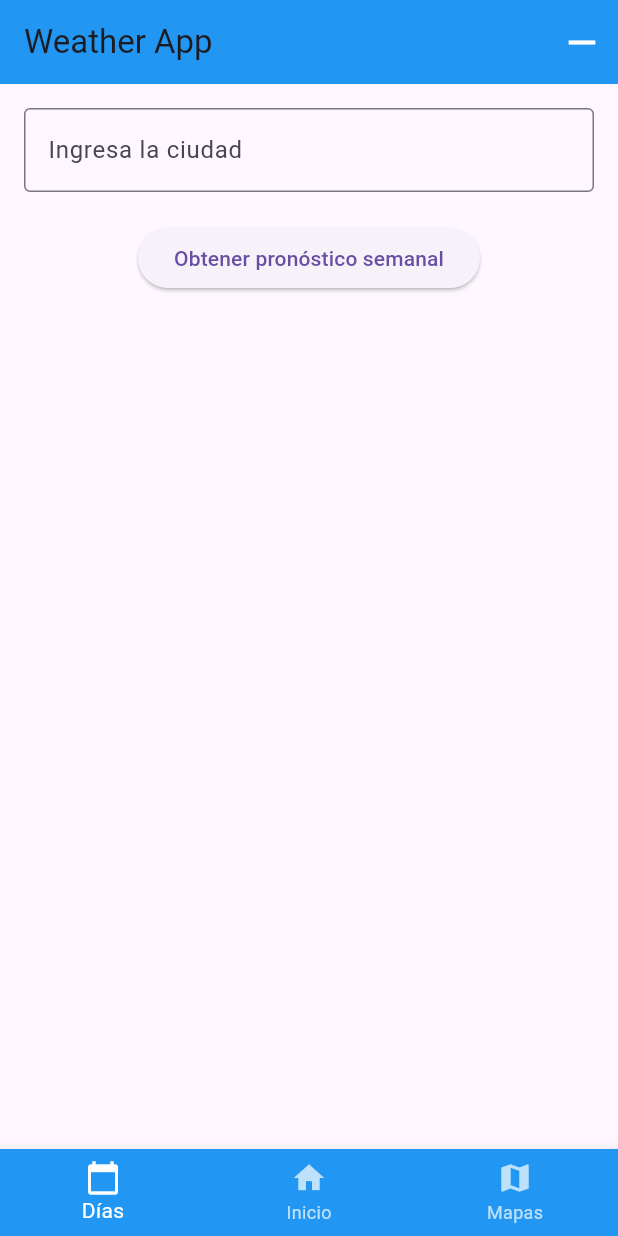
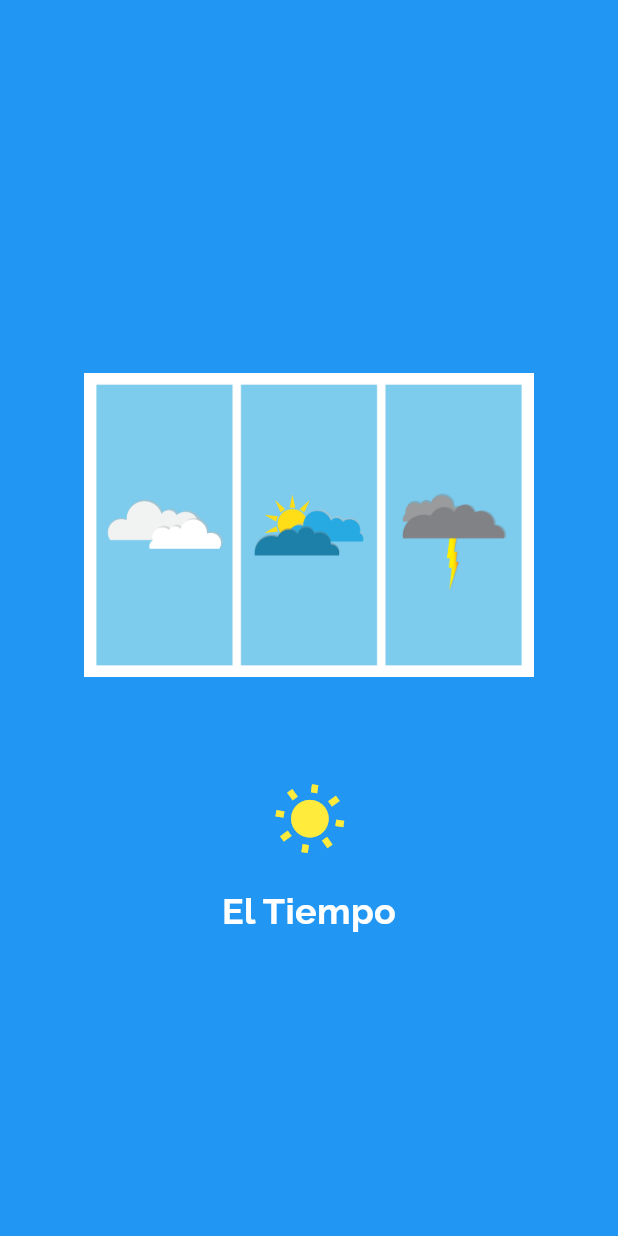
Before and after one commit to accdev96/weatherApp, a Flutter app: the first screen one second after launch, on a phone screen of 412 x 824 dp. Run offline on Flutter 3.47's test engine with Material 3 defaults, Android fonts, the phone set to English and light mode, and no system bars; our stand-ins replace flutter_map, geolocator, google_fonts, latlong2.

```diff
--- a/lib/main.dart
+++ b/lib/main.dart
@@ -1,5 +1,6 @@
 import 'package:flutter/material.dart';
 import 'weather_screen.dart'; // Asegúrate de que este es el archivo donde tienes la clase WeatherScreen
+import 'package:google_fonts/google_fonts.dart';
 
 void main() => runApp(MyApp());
 
@@ -13,7 +14,84 @@ class MyApp extends StatelessWidget {
       theme: ThemeData(
         primarySwatch: Colors.blue,
       ),
-      home: WeatherScreen(),  // Establece WeatherScreen como la pantalla principal
+      home: SplashScreen(), // Cambia la pantalla inicial a SplashScreen
     );
   }
 }
+
+class SplashScreen extends StatefulWidget {
+  @override
+  _SplashScreenState createState() => _SplashScreenState();
+}
+
+class _SplashScreenState extends State<SplashScreen> with SingleTickerProviderStateMixin {
+  late AnimationController _controller;
+
+  @override
+  void initState() {
+    super.initState();
+
+    // Inicializamos el controlador de la animación
+    _controller = AnimationController(
+      duration: Duration(seconds: 2), // Duración de la animación
+      vsync: this,
+    )..repeat(); // Hace que la animación se repita indefinidamente
+
+    // Simula tarea asíncrona, por ejemplo, cargar datos de la API
+    _loadData();
+  }
+
+  // Simula tarea asíncrona, por ejemplo, cargar datos de la API
+  Future<void> _loadData() async {
+    await Future.delayed(Duration(seconds: 3)); // Espera 3 segundos (puedes cambiarlo)
+    // Después de que termine la tarea, navega a la pantalla WeatherScreen
+    Navigator.pushReplacement(
+      context,
+      MaterialPageRoute(builder: (context) => WeatherScreen()), // Navega a WeatherScreen
+    );
+  }
+
+  @override
+  void dispose() {
+    _controller.dispose(); // Limpiar el controlador de animación
+    super.dispose();
+  }
+
+  @override
+  Widget build(BuildContext context) {
+    return Scaffold(
+      backgroundColor: Colors.blue, // Puedes personalizar el color de fondo
+      body: Center(
+        child: Column(
+          mainAxisAlignment: MainAxisAlignment.center,
+          children: [
+            // Aquí mostramos la imagen de carga
+            Image.asset(
+              'assets/images/w3.jpg', // Ruta de tu imagen
+              width: 300, // Tamaño de la imagen
+              height: 300, // Tamaño de la imagen
+            ),
+            SizedBox(height: 20), // Espaciado entre la imagen y el ícono
+            RotationTransition(
+              turns: _controller, // Aplicar la rotación con el controlador
+              child: Icon(
+                Icons.wb_sunny, // Ícono de sol
+                size: 50, // Tamaño del ícono
+                color: Colors.yellow, // Color del ícono
+              ),
+            ),
+            SizedBox(height: 20), // Espaciado entre el ícono y el texto
+            Text(
+              'El Tiempo', // Texto debajo del indicador
+              style: GoogleFonts.raleway(
+                fontSize: 24, // Tamaño de la fuente
+                fontWeight: FontWeight.bold, // Negrita
+                color: Colors.white, // Color del texto
+              ),
+            ),
+          ],
+        ),
+      ),
+    );
+  }
+}
--- a/lib/weather_screen.dart
+++ b/lib/weather_screen.dart
@@ -526,32 +526,12 @@ Widget _buildForecastHours(BuildContext context, String date, List<Map<String, d
     ],
   );
 }
-  // Botón para alternar capas
-  void _toggleLayer() {
-    setState(() {
-      _showTempLayer = !_showTempLayer;
-    });
-  }
+
 
   @override
   Widget build(BuildContext context) {
     return Scaffold(
-      appBar: AppBar(
-        title: const Text('Weather App'),
-        backgroundColor: Colors.blue,
-        actions: [
-          IconButton(
-            icon: Icon(
-              _showTempLayer ? Icons.remove : Icons.add,
-              size: 30, // Ajustar el tamaño del icono
-              color:
-                  Colors
-                      .white, // Asegurarse de que el color del icono sea visible
-            ),
-            onPressed: _toggleLayer, // Cambiar capa al presionar
-          ),
-        ],
-      ),
+
       body: Padding(
         padding: const EdgeInsets.all(16.0),
         child: Column(
@@ -614,7 +594,7 @@ Widget _buildForecastHours(BuildContext context, String date, List<Map<String, d
             label: 'Días',
           ),
           BottomNavigationBarItem(icon: Icon(Icons.home), label: 'Inicio'),
-          BottomNavigationBarItem(icon: Icon(Icons.map), label: 'Mapas'),
+          BottomNavigationBarItem(icon: Icon(Icons.map), label: 'Mapa'),
         ],
       ),
     );
```
Also changed, not shown: pubspec.yaml (+4 -8 lines), assets/images/screen.jpg (added), assets/images/w2.jpg (added), assets/images/w3.jpg (added), pubspec.lock, 1 other file.
